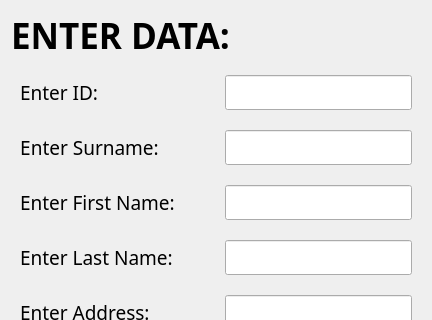
First picture: the form in MDI/SecondProject/createdoc.ui, repository maksnecuk/OOP_practice, before the edit; both pictures show x 0 to 432 and y 0 to 320 of the 432 by 511 pixel window.
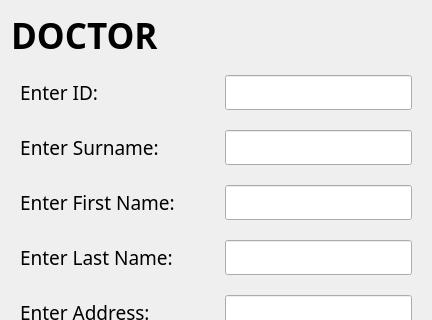
Second picture: the form after the edit.

The edit to the form file:
```diff
--- a/MDI/SecondProject/createdoc.ui
+++ b/MDI/SecondProject/createdoc.ui
@@ -7,7 +7,7 @@
     <x>0</x>
     <y>0</y>
     <width>432</width>
-    <height>470</height>
+    <height>493</height>
    </rect>
   </property>
   <property name="windowTitle">
@@ -24,7 +24,7 @@
       </font>
      </property>
      <property name="text">
-      <string>ENTER DATA:</string>
+      <string>DOCTOR</string>
      </property>
     </widget>
    </item>
```
